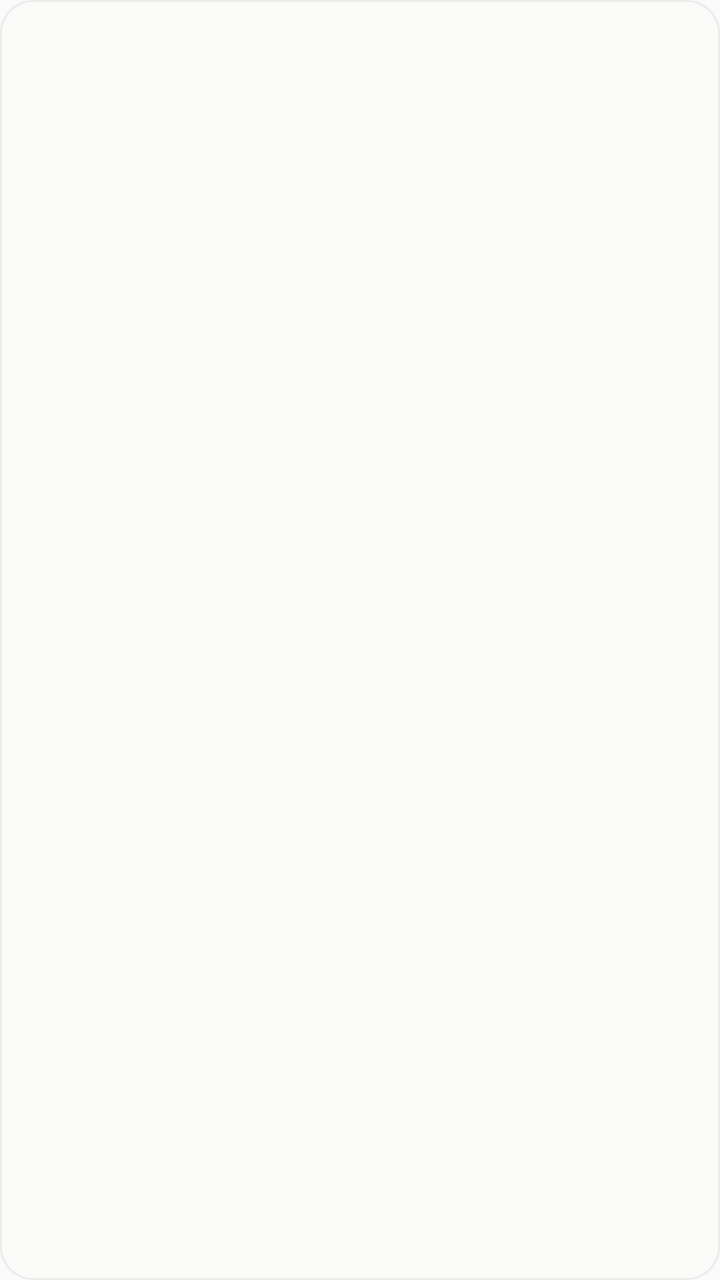
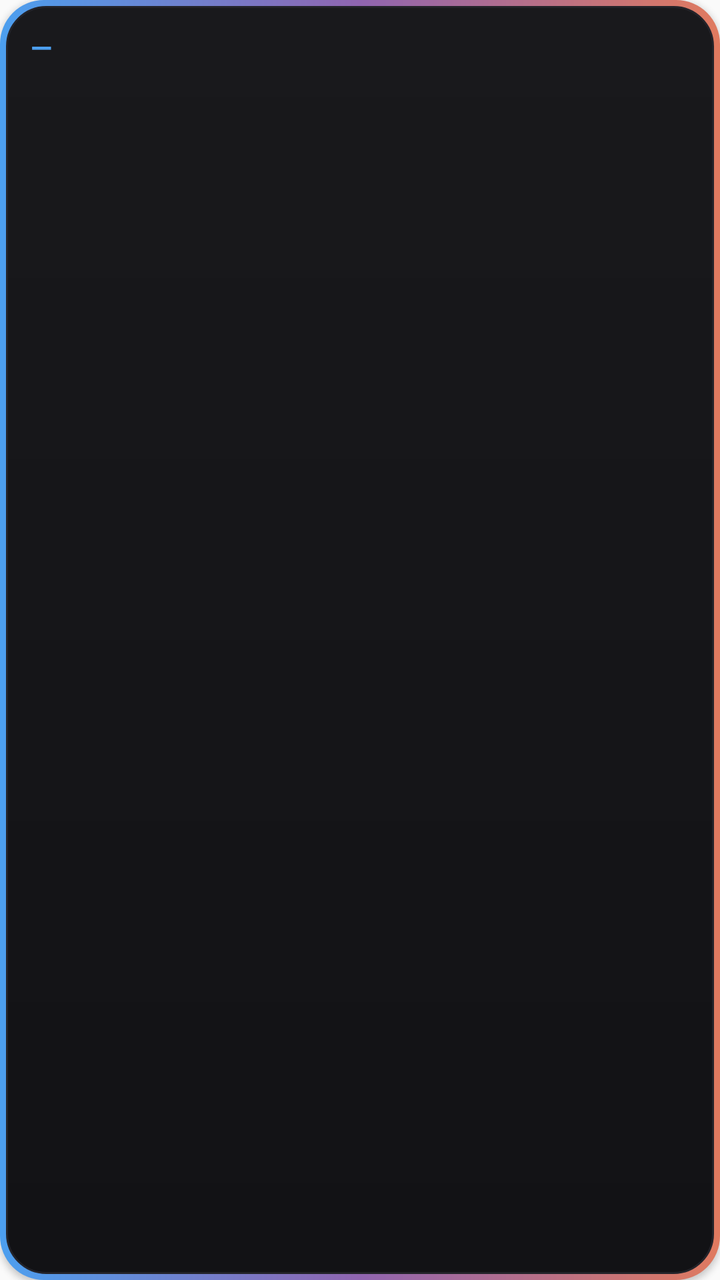

Screens rendered from an Android XML layout before and after an edit, with the pre-edit source and the edit as a unified diff.
<!-- AndroidManifest.xml: application theme AppTheme -->
<!-- res/layout/widget_battery.xml -->
<?xml version="1.0" encoding="utf-8"?>
<LinearLayout xmlns:android="http://schemas.android.com/apk/res/android"
    android:id="@+id/widget_battery_root"
    android:layout_width="match_parent"
    android:layout_height="match_parent"
    android:orientation="vertical"
    android:background="@drawable/widget_bg"
    android:padding="12dp">
    <TextView
        android:id="@+id/widget_battery_title"
        android:layout_width="match_parent"
        android:layout_height="wrap_content"
        android:textSize="12sp"
        android:textStyle="bold"
        android:textColor="#37352f"
        android:singleLine="true"
        android:ellipsize="end" />
    <TextView
        android:id="@+id/widget_battery_pct"
        android:layout_width="match_parent"
        android:layout_height="wrap_content"
        android:textSize="22sp"
        android:textStyle="bold"
        android:textColor="#37352f"
        android:layout_marginTop="4dp"
        android:singleLine="true" />
    <TextView
        android:id="@+id/widget_battery_ram"
        android:layout_width="match_parent"
        android:layout_height="wrap_content"
        android:textSize="11sp"
        android:textColor="#787774"
        android:singleLine="true" />
    <TextView
        android:id="@+id/widget_battery_storage"
        android:layout_width="match_parent"
        android:layout_height="wrap_content"
        android:textSize="11sp"
        android:textColor="#787774"
        android:singleLine="true" />
</LinearLayout>
<!-- resources referenced by this layout -->
<resources>
  <!-- drawable widget_bg (drawable) -->
  <?xml version="1.0" encoding="utf-8"?>
  <shape xmlns:android="http://schemas.android.com/apk/res/android"
      android:shape="rectangle">
      <solid android:color="#fafaf8" />
      <corners android:radius="16dp" />
      <stroke android:width="1dp" android:color="#ebebea" />
  </shape>
  <style name="AppTheme" parent="Theme.AppCompat.Light.DarkActionBar">
          
          <item name="colorPrimary">@color/colorPrimary</item>
          <item name="colorPrimaryDark">@color/colorPrimaryDark</item>
          <item name="colorAccent">@color/colorAccent</item>
      </style>
</resources>

<!-- the commit's change to res/layout/widget_battery.xml (unified diff, before → after) -->
@@ -5,37 +5,61 @@
     android:layout_height="match_parent"
     android:orientation="vertical"
     android:background="@drawable/widget_bg"
-    android:padding="12dp">
-    <TextView
-        android:id="@+id/widget_battery_title"
+    android:elevation="2dp"
+    android:paddingLeft="14dp"
+    android:paddingRight="14dp"
+    android:paddingTop="14dp"
+    android:paddingBottom="12dp">
+    <LinearLayout
         android:layout_width="match_parent"
         android:layout_height="wrap_content"
-        android:textSize="12sp"
-        android:textStyle="bold"
-        android:textColor="#37352f"
-        android:singleLine="true"
-        android:ellipsize="end" />
+        android:orientation="horizontal"
+        android:gravity="center_vertical">
+        <TextView
+            android:layout_width="wrap_content"
+            android:layout_height="wrap_content"
+            android:text="—"
+            android:textColor="#4c9fef"
+            android:textSize="14sp"
+            android:textStyle="bold"
+            android:letterSpacing="0.2" />
+        <TextView
+            android:id="@+id/widget_battery_title"
+            android:layout_width="0dp"
+            android:layout_height="wrap_content"
+            android:layout_weight="1"
+            android:layout_marginStart="6dp"
+            android:textSize="14sp"
+            android:textStyle="bold"
+            android:textColor="#c9bdf5"
+            android:fontFamily="sans-serif-medium"
+            android:singleLine="true"
+            android:ellipsize="end" />
+    </LinearLayout>
     <TextView
         android:id="@+id/widget_battery_pct"
         android:layout_width="match_parent"
         android:layout_height="wrap_content"
-        android:textSize="22sp"
+        android:textSize="34sp"
         android:textStyle="bold"
-        android:textColor="#37352f"
-        android:layout_marginTop="4dp"
+        android:textColor="#67e8c9"
+        android:fontFamily="sans-serif-light"
+        android:letterSpacing="0.02"
+        android:layout_marginTop="6dp"
         android:singleLine="true" />
     <TextView
         android:id="@+id/widget_battery_ram"
         android:layout_width="match_parent"
         android:layout_height="wrap_content"
-        android:textSize="11sp"
-        android:textColor="#787774"
+        android:textSize="12sp"
+        android:textColor="#c7c4bd"
+        android:layout_marginTop="2dp"
         android:singleLine="true" />
     <TextView
         android:id="@+id/widget_battery_storage"
         android:layout_width="match_parent"
         android:layout_height="wrap_content"
-        android:textSize="11sp"
-        android:textColor="#787774"
+        android:textSize="12sp"
+        android:textColor="#c7c4bd"
         android:singleLine="true" />
 </LinearLayout>
<!-- resource entries referenced after the edit -->
@@ -2,12 +2,34 @@
 <resources>
   <!-- drawable widget_bg (drawable) -->
   <?xml version="1.0" encoding="utf-8"?>
-  <shape xmlns:android="http://schemas.android.com/apk/res/android"
-      android:shape="rectangle">
-      <solid android:color="#fafaf8" />
-      <corners android:radius="16dp" />
-      <stroke android:width="1dp" android:color="#ebebea" />
-  </shape>
+  <layer-list xmlns:android="http://schemas.android.com/apk/res/android">
+      <item>
+          <shape android:shape="rectangle">
+              <gradient
+                  android:angle="0"
+                  android:startColor="#4c9fef"
+                  android:centerColor="#9065b0"
+                  android:endColor="#e07a5f"
+                  android:type="linear" />
+              <corners android:radius="22dp" />
+          </shape>
+      </item>
+      <item
+          android:top="3dp"
+          android:bottom="3dp"
+          android:left="3dp"
+          android:right="3dp">
+          <shape android:shape="rectangle">
+              <gradient
+                  android:angle="270"
+                  android:startColor="#19191c"
+                  android:endColor="#121215"
+                  android:type="linear" />
+              <corners android:radius="19.5dp" />
+              <stroke android:width="1dp" android:color="#232329" />
+          </shape>
+      </item>
+  </layer-list>
   <style name="AppTheme" parent="Theme.AppCompat.Light.DarkActionBar">
           
           <item name="colorPrimary">@color/colorPrimary</item>
